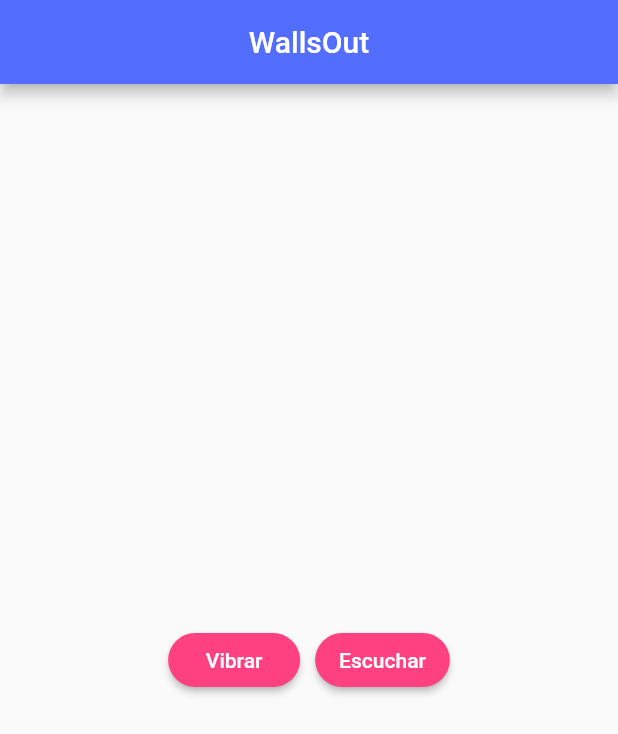
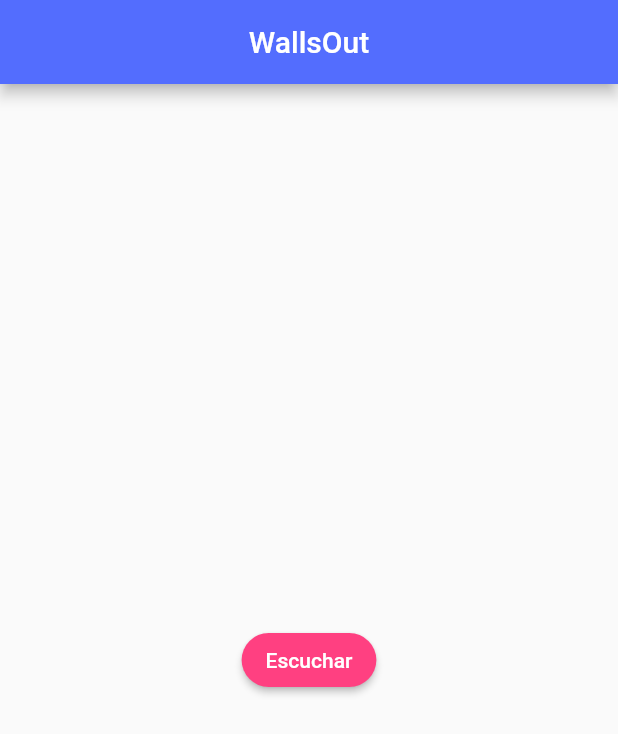
Before and after one commit to celia1996/NoWalls, a Flutter app: the screen it shows after launch, on a phone screen of 412 x 824 dp. Shown: the top 734 px of the screen. Run offline on Flutter 3.47's test engine with Material 2 defaults, Android fonts, the phone set to English and light mode, and no system bars; our stand-ins replace vibration; missing offline and left inert: flutter_fft.

Commit message:
Vibrate button deleted

```diff
--- a/lib/src/pages/home_page.dart
+++ b/lib/src/pages/home_page.dart
@@ -16,19 +16,6 @@ class HomePage extends StatelessWidget {
           mainAxisAlignment: MainAxisAlignment.center,
           children: <Widget>[
             RaisedButton(
-              onPressed: () async {
-                if (await Vibration.hasVibrator()) {
-                  Vibration.vibrate(duration: 2000);
-                }
-              },
-              child: Text('Vibrar'),
-              color: Colors.pinkAccent,
-              focusColor: Colors.pink,
-              textColor: Colors.white,
-              shape: StadiumBorder(),
-            ),
-            SizedBox(width: 10),
-            RaisedButton(
               onPressed: () {
                 Navigator.push(
                   context,
```
